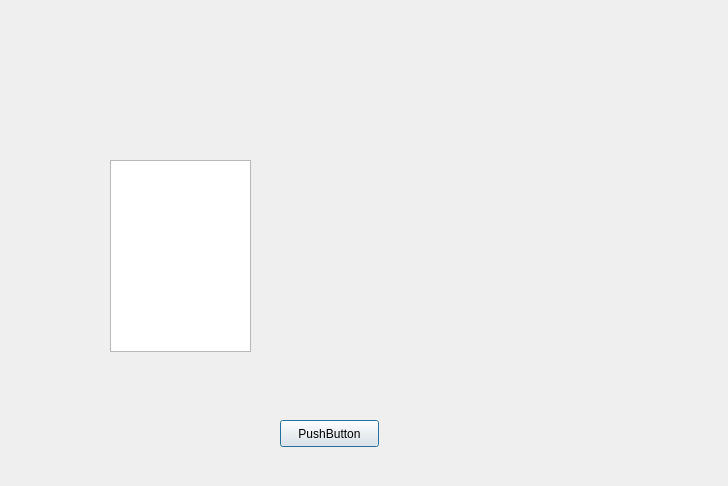
The window that blackjack.ui (Oja95/CardGames) describes before a commit, drawn with Qt 5.
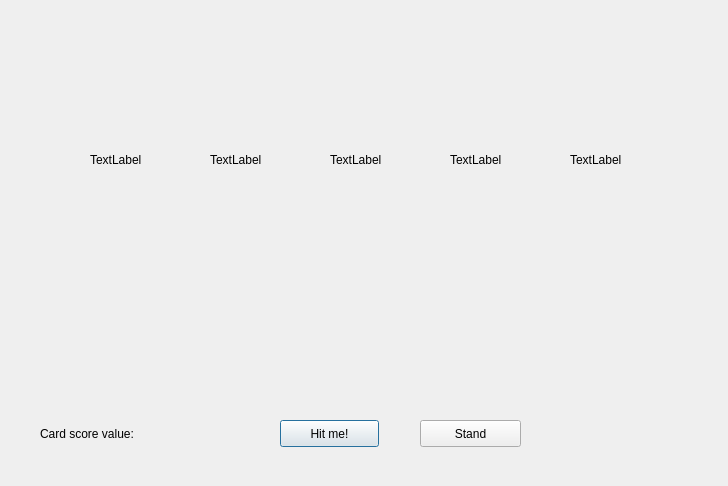
The same window after the commit.

Commit message: Add card drawing functionality

Patch:
```diff
--- a/blackjack.ui
+++ b/blackjack.ui
@@ -13,16 +13,6 @@
   <property name="windowTitle">
    <string>Dialog</string>
   </property>
-  <widget class="QGraphicsView" name="graphicsView">
-   <property name="geometry">
-    <rect>
-     <x>110</x>
-     <y>160</y>
-     <width>141</width>
-     <height>192</height>
-    </rect>
-   </property>
-  </widget>
   <widget class="QPushButton" name="pushButton">
    <property name="geometry">
     <rect>
@@ -33,22 +23,165 @@
     </rect>
    </property>
    <property name="text">
-    <string>PushButton</string>
+    <string>Hit me!</string>
    </property>
   </widget>
   <widget class="QLabel" name="label">
    <property name="geometry">
     <rect>
-     <x>310</x>
-     <y>210</y>
-     <width>221</width>
-     <height>131</height>
+     <x>90</x>
+     <y>270</y>
+     <width>80</width>
+     <height>120</height>
     </rect>
    </property>
    <property name="text">
     <string/>
    </property>
   </widget>
+  <widget class="QPushButton" name="pushButton_2">
+   <property name="geometry">
+    <rect>
+     <x>420</x>
+     <y>420</y>
+     <width>101</width>
+     <height>27</height>
+    </rect>
+   </property>
+   <property name="text">
+    <string>Stand</string>
+   </property>
+  </widget>
+  <widget class="QLabel" name="label_2">
+   <property name="geometry">
+    <rect>
+     <x>210</x>
+     <y>270</y>
+     <width>80</width>
+     <height>120</height>
+    </rect>
+   </property>
+   <property name="text">
+    <string/>
+   </property>
+  </widget>
+  <widget class="QLabel" name="label_3">
+   <property name="geometry">
+    <rect>
+     <x>330</x>
+     <y>270</y>
+     <width>80</width>
+     <height>120</height>
+    </rect>
+   </property>
+   <property name="text">
+    <string/>
+   </property>
+  </widget>
+  <widget class="QLabel" name="label_4">
+   <property name="geometry">
+    <rect>
+     <x>450</x>
+     <y>270</y>
+     <width>80</width>
+     <height>120</height>
+    </rect>
+   </property>
+   <property name="text">
+    <string/>
+   </property>
+  </widget>
+  <widget class="QLabel" name="label_5">
+   <property name="geometry">
+    <rect>
+     <x>570</x>
+     <y>270</y>
+     <width>80</width>
+     <height>120</height>
+    </rect>
+   </property>
+   <property name="text">
+    <string/>
+   </property>
+  </widget>
+  <widget class="QLabel" name="label_6">
+   <property name="geometry">
+    <rect>
+     <x>90</x>
+     <y>100</y>
+     <width>80</width>
+     <height>120</height>
+    </rect>
+   </property>
+   <property name="text">
+    <string>TextLabel</string>
+   </property>
+  </widget>
+  <widget class="QLabel" name="label_7">
+   <property name="geometry">
+    <rect>
+     <x>210</x>
+     <y>100</y>
+     <width>80</width>
+     <height>120</height>
+    </rect>
+   </property>
+   <property name="text">
+    <string>TextLabel</string>
+   </property>
+  </widget>
+  <widget class="QLabel" name="label_8">
+   <property name="geometry">
+    <rect>
+     <x>330</x>
+     <y>100</y>
+     <width>80</width>
+     <height>120</height>
+    </rect>
+   </property>
+   <property name="text">
+    <string>TextLabel</string>
+   </property>
+  </widget>
+  <widget class="QLabel" name="label_9">
+   <property name="geometry">
+    <rect>
+     <x>450</x>
+     <y>100</y>
+     <width>80</width>
+     <height>120</height>
+    </rect>
+   </property>
+   <property name="text">
+    <string>TextLabel</string>
+   </property>
+  </widget>
+  <widget class="QLabel" name="label_10">
+   <property name="geometry">
+    <rect>
+     <x>570</x>
+     <y>100</y>
+     <width>80</width>
+     <height>120</height>
+    </rect>
+   </property>
+   <property name="text">
+    <string>TextLabel</string>
+   </property>
+  </widget>
+  <widget class="QLabel" name="label_11">
+   <property name="geometry">
+    <rect>
+     <x>40</x>
+     <y>420</y>
+     <width>151</width>
+     <height>27</height>
+    </rect>
+   </property>
+   <property name="text">
+    <string>Card score value: </string>
+   </property>
+  </widget>
  </widget>
  <resources/>
  <connections/>
```
The commit also changes 65 other files.
